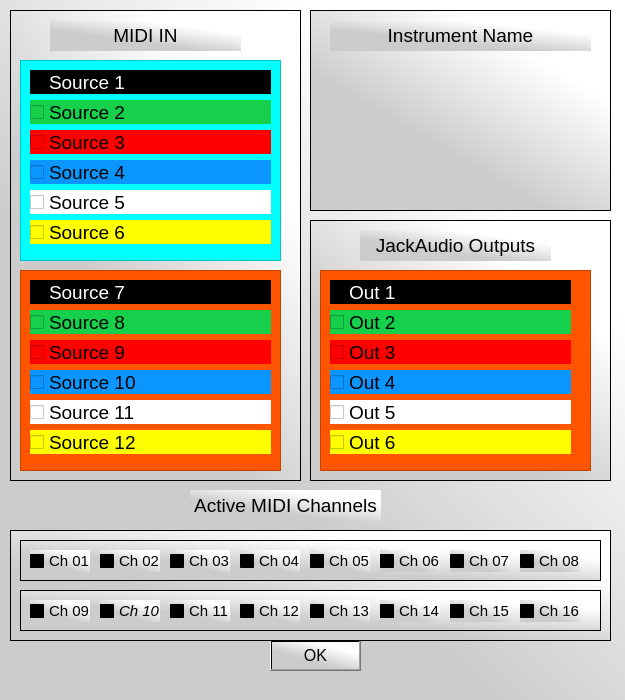
Qt form AdjRaspi5qtSynthApp_1/ModuleMidiConnections.ui (nahumbudin/AdjRaspi5qtSynthApp_1) before a commit.
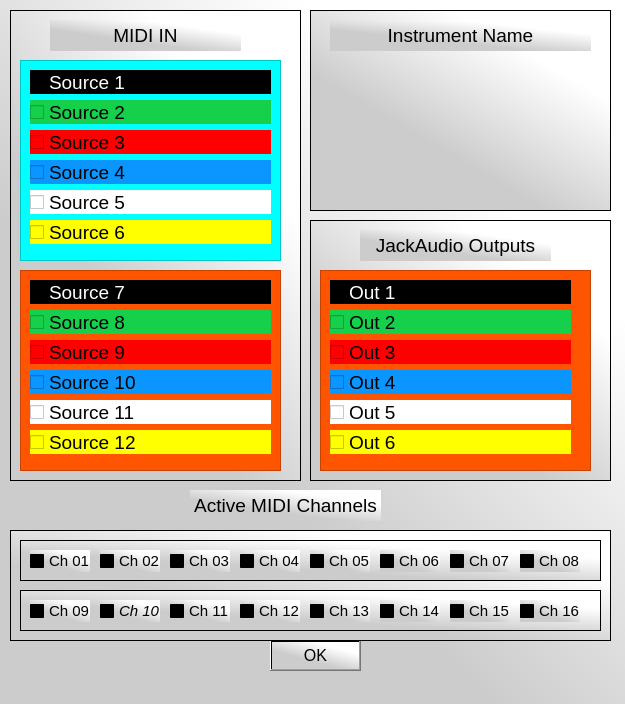
The same form after that commit.

Diff of the .ui file:
```diff
--- a/AdjRaspi5qtSynthApp_1/ModuleMidiConnections.ui
+++ b/AdjRaspi5qtSynthApp_1/ModuleMidiConnections.ui
@@ -7,7 +7,7 @@
     <x>0</x>
     <y>0</y>
     <width>625</width>
-    <height>700</height>
+    <height>704</height>
    </rect>
   </property>
   <property name="sizePolicy">
```
Left out of the diff: 48 changed lines with no effect on the pictures.
